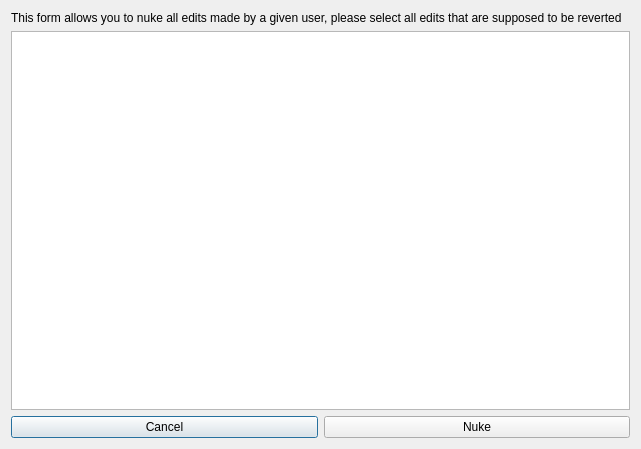
Above: huggle/hugglenuke.ui from huggle/huggle3-qt-lx before the change. Below: the same form after it.
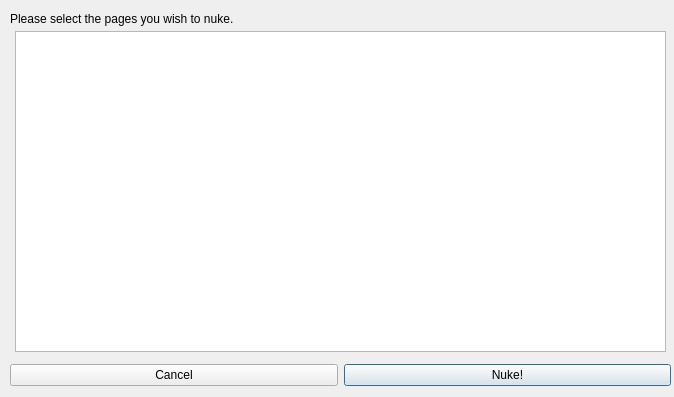
That is the form after the change.

Commit message: renaming for familiarity and creating new nuke file for pages

Patch:
```diff
--- a/huggle/hugglenuke.ui
+++ b/huggle/hugglenuke.ui
@@ -6,46 +6,65 @@
    <rect>
     <x>0</x>
     <y>0</y>
-    <width>641</width>
-    <height>449</height>
+    <width>674</width>
+    <height>397</height>
    </rect>
   </property>
   <property name="windowTitle">
    <string>Dialog</string>
   </property>
-  <layout class="QVBoxLayout" name="verticalLayout">
-   <item>
+  <widget class="QTableView" name="tableView">
+   <property name="geometry">
+    <rect>
+     <x>15</x>
+     <y>31</y>
+     <width>651</width>
+     <height>321</height>
+    </rect>
+   </property>
+  </widget>
     <widget class="QLabel" name="label">
+   <property name="geometry">
+    <rect>
+     <x>10</x>
+     <y>10</y>
+     <width>291</width>
+     <height>17</height>
+    </rect>
+   </property>
      <property name="text">
-      <string>This form allows you to nuke all edits made by a given user, please select all edits that are supposed to be reverted</string>
-     </property>
-     <property name="wordWrap">
-      <bool>true</bool>
-     </property>
-    </widget>
-   </item>
-   <item>
-    <widget class="QTableWidget" name="tableWidget"/>
-   </item>
-   <item>
+    <string>Please select the pages you wish to nuke.</string>
+   </property>
+  </widget>
+  <widget class="QWidget" name="horizontalLayoutWidget">
+   <property name="geometry">
+    <rect>
+     <x>10</x>
+     <y>360</y>
+     <width>661</width>
+     <height>31</height>
+    </rect>
+   </property>
     <layout class="QHBoxLayout" name="horizontalLayout">
-     <item>
-      <widget class="QPushButton" name="pushButton">
-       <property name="text">
-        <string>Cancel</string>
-       </property>
-      </widget>
-     </item>
      <item>
       <widget class="QPushButton" name="pushButton_2">
        <property name="text">
-        <string>Nuke</string>
+       <string>Cancel</string>
        </property>
       </widget>
      </item>
-    </layout>
-   </item>
-  </layout>
+    <item>
+     <widget class="QPushButton" name="pushButton">
+      <property name="text">
+       <string>Nuke!</string>
+      </property>
+      <property name="default">
+       <bool>true</bool>
+      </property>
+     </widget>
+    </item>
+   </layout>
+  </widget>
  </widget>
  <resources/>
  <connections/>
```
Left out of the diff: 2 changed lines with no effect on the pictures. Lines whose indentation alone changed are shown as unchanged. The commit also changes 4 other files.
